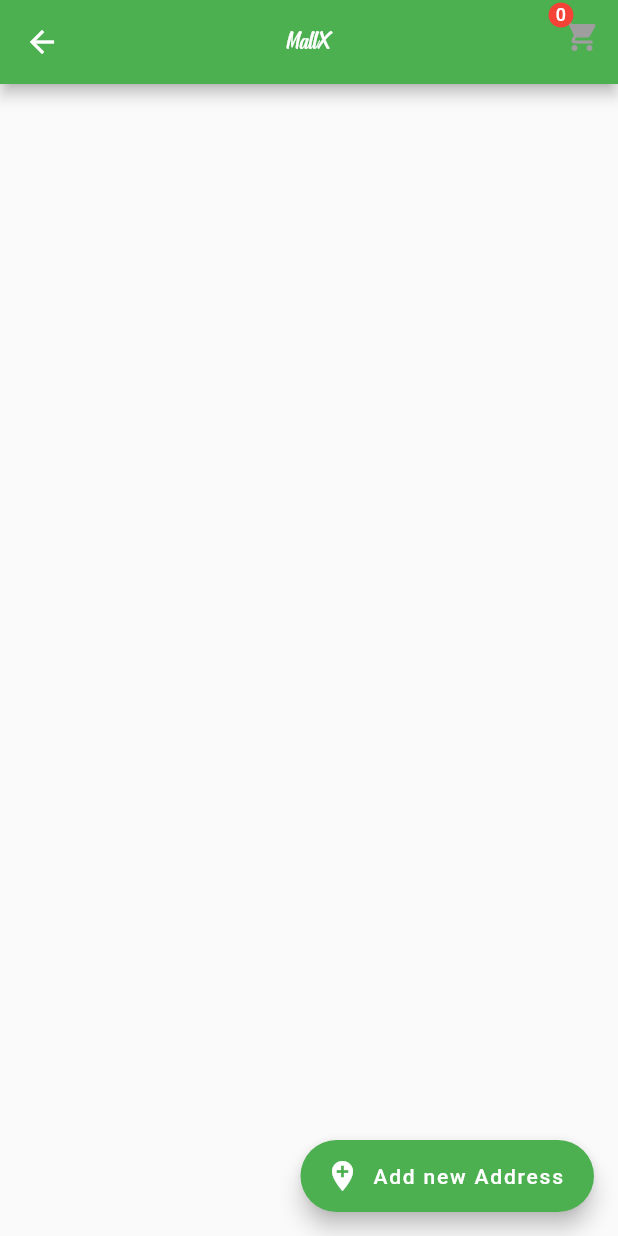
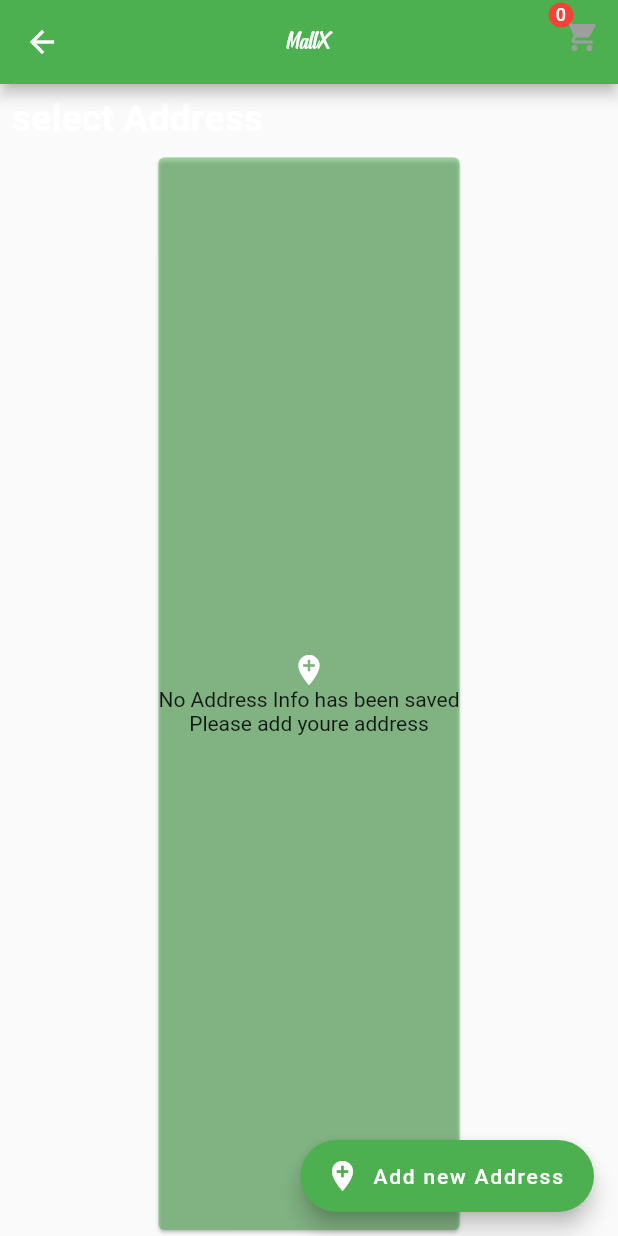
Before and after one commit to Ekmadish/MallX-courses_project-, a Flutter app: the Address screen opened directly, on a phone screen of 412 x 824 dp. Run offline on Flutter 3.47's test engine with Material 2 defaults, Android fonts, the phone set to English and light mode, and no system bars; our stand-ins replace cloud_firestore, firebase_auth, firebase_storage, fluttertoast, image_picker and 1 more; missing offline and left inert: dart:ffi; accounts and stored records are empty.

Commit message:
user AddressInfOSaveedToDB

```diff
--- a/lib/Address/address.dart
+++ b/lib/Address/address.dart
@@ -1,9 +1,12 @@
+import 'package:cloud_firestore/cloud_firestore.dart';
 import 'package:flutter/material.dart';
+import 'package:malX/Config/config.dart';
 import 'package:malX/Counters/changeAddresss.dart';
 import 'package:malX/Counters/totalMoney.dart';
 import 'package:malX/Models/address.dart';
 import 'package:malX/Orders/placeOrder.dart';
 import 'package:malX/Widgets/customAppBar.dart';
+import 'package:malX/Widgets/loadingWidget.dart';
 import 'package:malX/Widgets/wideButton.dart';
 import 'package:provider/provider.dart';
 
@@ -24,6 +27,60 @@ class _AddressState extends State<Address> {
     return SafeArea(
       child: Scaffold(
         appBar: MyAppBar(),
+        body: Column(
+          crossAxisAlignment: CrossAxisAlignment.center,
+          mainAxisSize: MainAxisSize.min,
+          children: [
+            Align(
+              alignment: Alignment.centerLeft,
+              child: Padding(
+                padding: EdgeInsets.all(8),
+                child: Text(
+                  "select Address",
+                  style: TextStyle(
+                      color: Colors.white,
+                      fontWeight: FontWeight.bold,
+                      fontSize: 25),
+                ),
+              ),
+            ),
+            Consumer<AddressChanger>(builder: (context, address, c) {
+              return Flexible(
+                child: StreamBuilder<QuerySnapshot>(
+                  stream: EcommerceApp.firestore
+                      .collection(EcommerceApp.collectionUser)
+                      .document(EcommerceApp.sharedPreferences
+                          .getString(EcommerceApp.userUID))
+                      .collection(EcommerceApp.subCollectionAddress)
+                      .snapshots(),
+                  builder: (context, snapshot) {
+                    return !snapshot.hasData
+                        ? Center(
+                            child: circularProgress(),
+                          )
+                        : snapshot.data.documents.length == 0
+                            ? noAddressCard()
+                            : ListView.builder(
+                                itemCount: snapshot.data.documents.length,
+                                shrinkWrap: true,
+                                itemBuilder: (context, index) {
+                                  return AddressCard(
+                                    currentIndex: address.count,
+                                    value: index,
+                                    addressId: snapshot
+                                        .data.documents[index].documentID,
+                                    totalAmount: widget.totalAmount,
+                                    model: AddressModel.fromJson(
+                                        snapshot.data.documents[index].data),
+                                  );
+                                },
+                              );
+                  },
+                ),
+              );
+            })
+          ],
+        ),
         floatingActionButton: FloatingActionButton.extended(
           onPressed: () {
             Navigator.push(
@@ -40,7 +97,22 @@ class _AddressState extends State<Address> {
   }
 
   noAddressCard() {
-    return Card();
+    return Card(
+      color: Colors.green.withOpacity(0.5),
+      child: Column(
+        mainAxisAlignment: MainAxisAlignment.center,
+        children: [
+          Icon(
+            Icons.add_location,
+            color: Colors.white,
+          ),
+          Text(
+            "No Address Info has been saved",
+          ),
+          Text("Please add youre address"),
+        ],
+      ),
+    );
   }
 }
 
@@ -69,6 +141,10 @@ class _AddressCardState extends State<AddressCard> {
     double screenWidth = MediaQuery.of(context).size.width;
 
     return InkWell(
+      onTap: () {
+        Provider.of<AddressChanger>(context, listen: false)
+            .displayResult(widget.value);
+      },
       child: Card(
         color: Colors.green,
         child: Column(
@@ -151,10 +227,13 @@ class _AddressCardState extends State<AddressCard> {
                 ? WideButton(
                     message: "Proceed",
                     onPressed: () {
-                      Navigator.push(context,
-                          MaterialPageRoute(builder: (c) => PaymentPage(addressId:widget.addressId,
-                          totalAmount:widget.totalAmount,
-                          )));
+                      Navigator.push(
+                          context,
+                          MaterialPageRoute(
+                              builder: (c) => PaymentPage(
+                                    addressId: widget.addressId,
+                                    totalAmount: widget.totalAmount,
+                                  )));
                     },
                   )
                 : Container(),
```
